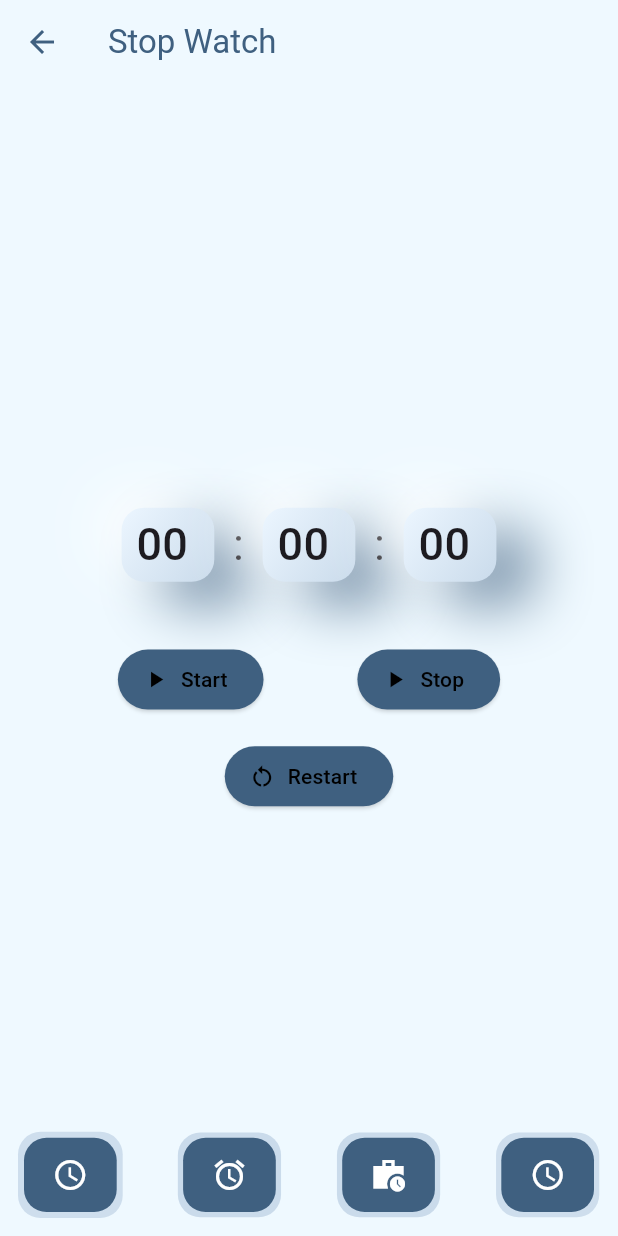
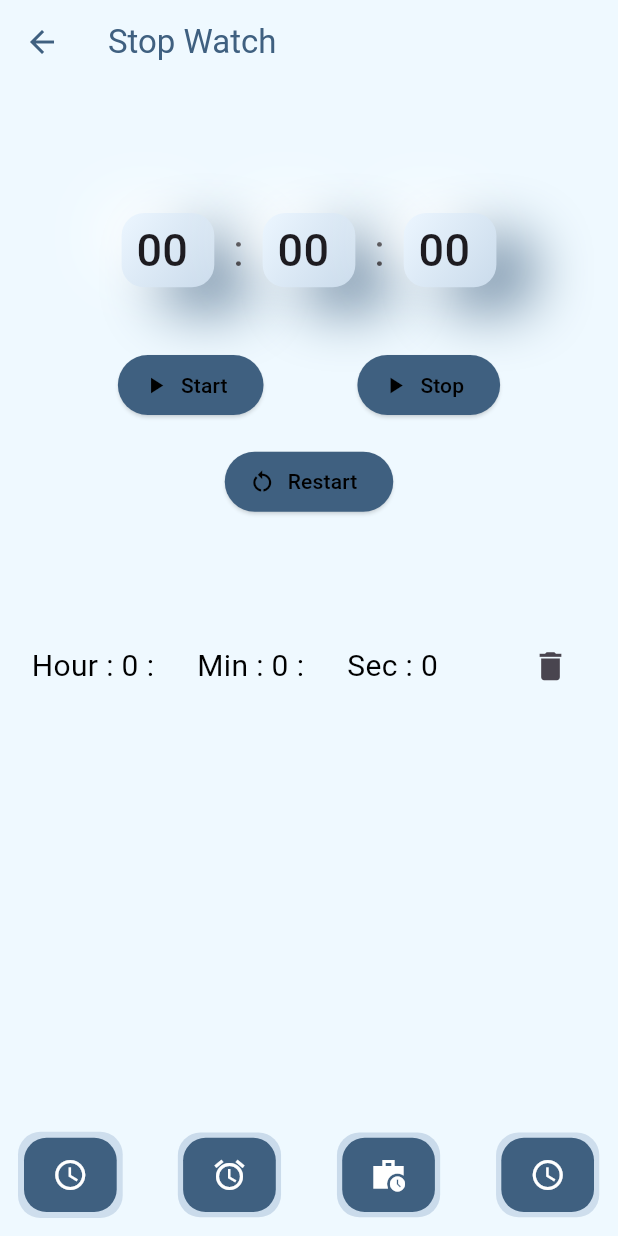
Before and after one commit to Dhruv-Kathiriya/Clock_App_co-flutter, a Flutter app: the screen it shows after launch, item 4 of the bottom bar chosen, after a tap on "Stop", on a phone screen of 412 x 824 dp. Run offline on Flutter 3.47's test engine with Material 3 defaults, Android fonts, the phone set to English and light mode, and no system bars; network calls fail.

Commit message:
Update fourpage.dart

```diff
--- a/lib/view/screens/fourpage/fourpage.dart
+++ b/lib/view/screens/fourpage/fourpage.dart
@@ -17,7 +17,6 @@
   int ss = 0;
 
   bool isStop = true;
-  List timerColck = [];
 
   void clockTimer() async {
     isStop = true;
@@ -44,6 +43,8 @@
     }
   }
 
+  List timerColck = [];
+
   @override
   Widget build(BuildContext context) {
     double h = MediaQuery.sizeOf(context).height;
@@ -63,10 +64,10 @@
       ),
       body: Padding(
         padding: const EdgeInsets.all(16),
-        child: Stack(
-          alignment: Alignment.center,
+        child: Column(
           children: [
-            Column(
+            Expanded(
+              child: Column(
                 mainAxisAlignment: MainAxisAlignment.center,
                 children: [
                   Row(
@@ -272,7 +273,7 @@
                         ),
                         onPressed: () {
                           isStop = false;
-                        timerColck.add(());
+                          timerColck.add({'hour': hh, 'min': mm, 'sec': ss});
                           setState(() {});
                         },
                         icon: const Icon(
@@ -315,6 +316,56 @@
                     ),
                   ),
                 ],
+              ),
+            ),
+            Expanded(
+              child: SingleChildScrollView(
+                child: Column(
+                  children: [
+                    ...timerColck.map(
+                      (e) => Padding(
+                        padding: const EdgeInsets.all(5.0),
+                        child: Row(
+                          // crossAxisAlignment: CrossAxisAlignment.end,
+                          mainAxisAlignment: MainAxisAlignment.spaceBetween,
+                          children: [
+                            Text(
+                              "Hour : ${e['hour']} : ",
+                              style: TextStyle(
+                                  fontSize: textScaler.scale(20),
+                                  color: Colors.black),
+                            ),
+                            Text(
+                              "Min : ${e['min']} : ",
+                              style: TextStyle(
+                                  fontSize: textScaler.scale(20),
+                                  color: Colors.black),
+                            ),
+                            Text(
+                              "Sec : ${e['sec']}",
+                              style: TextStyle(
+                                  fontSize: textScaler.scale(20),
+                                  color: Colors.black),
+                            ),
+                            SizedBox(
+                              width: w * 0.01,
+                            ),
+                            IconButton(
+                                onPressed: () {
+                                  timerColck.remove(e);
+                                  setState(() {});
+                                },
+                                icon: Icon(
+                                  Icons.delete,
+                                  size: 25,
+                                )),
+                          ],
+                        ),
+                      ),
+                    )
+                  ],
+                ),
+              ),
             ),
             Align(
               alignment: Alignment.bottomCenter,
```
Lines whose indentation alone changed are shown as unchanged.
